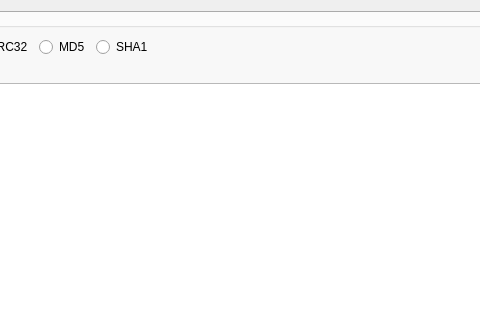
Qt form src/OpenArk/ui/coderkit.ui (BlackINT3/OpenArk) before a commit; both pictures show x 198 to 678 and y 0 to 320 of the 1131 by 797 pixel window.
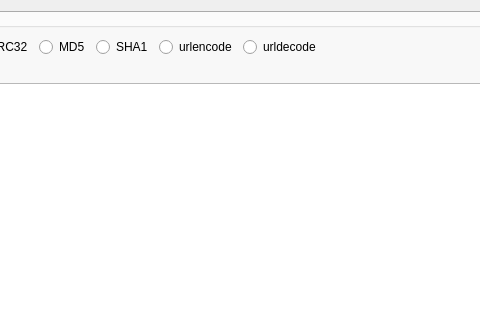
The same form after that commit.

Commit message: Add url encode

```diff
--- a/src/OpenArk/ui/coderkit.ui
+++ b/src/OpenArk/ui/coderkit.ui
@@ -582,6 +582,20 @@
               </property>
              </widget>
             </item>
+            <item>
+             <widget class="QRadioButton" name="urlencodeRadio">
+              <property name="text">
+               <string>urlencode</string>
+              </property>
+             </widget>
+            </item>
+            <item>
+             <widget class="QRadioButton" name="urldecodeRadio">
+              <property name="text">
+               <string>urldecode</string>
+              </property>
+             </widget>
+            </item>
             <item>
              <spacer name="horizontalSpacer">
               <property name="orientation">
```
The commit also changes 2 other files.
